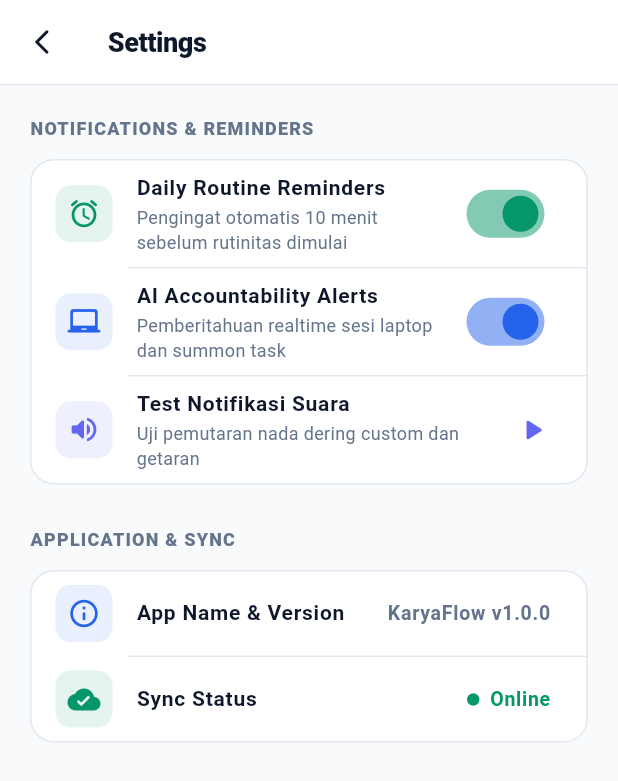
After one commit to FarhanTZ/desk_summon_mobile, a Flutter app: the screen it shows after launch, in the side drawer, after a tap on "Settings", on a phone screen of 412 x 824 dp. The commit adds this screen. Shown: the top 781 px of the screen. Run offline on Flutter 3.47's test engine with Material 3 defaults, Android fonts, the phone set to English and light mode, and no system bars; our stand-ins replace flutter_dotenv, flutter_local_notifications, flutter_markdown, supabase_flutter, timezone; accounts and stored records are empty.

Commit message:
feat(settings): create dedicated SettingsPage, integrate custom notification sounds, and streamline navigation drawer

```diff
--- a/lib/core/services/notification_service.dart
+++ b/lib/core/services/notification_service.dart
@@ -14,11 +14,11 @@ class NotificationService {
   bool _isInitialized = false;
 
   // Channel IDs
-  static const String channelRoutinesId = 'karyaflow_routines';
+  static const String channelRoutinesId = 'karyaflow_routines_v2';
   static const String channelRoutinesName = 'Daily Routine Reminders';
   static const String channelRoutinesDesc = 'Notifications for upcoming daily habits and routines';
 
-  static const String channelAccountabilityId = 'karyaflow_accountability';
+  static const String channelAccountabilityId = 'karyaflow_accountability_v2';
   static const String channelAccountabilityName = 'AI Accountability Alerts';
   static const String channelAccountabilityDesc = 'Realtime alerts for laptop focus sessions and accountability checks';
 
@@ -71,6 +71,7 @@ class NotificationService {
           importance: Importance.max,
           enableVibration: true,
           playSound: true,
+          sound: RawResourceAndroidNotificationSound('karyaflow_chime'),
         );
 
         const AndroidNotificationChannel accountabilityChannel = AndroidNotificationChannel(
@@ -80,6 +81,7 @@ class NotificationService {
           importance: Importance.max,
           enableVibration: true,
           playSound: true,
+          sound: RawResourceAndroidNotificationSound('karyaflow_focus'),
         );
 
         await androidImplementation.createNotificationChannel(routineChannel);
@@ -152,6 +154,9 @@ class NotificationService {
       channelDescription: channelRoutinesDesc,
       importance: Importance.max,
       priority: Priority.high,
+      playSound: true,
+      sound: RawResourceAndroidNotificationSound('karyaflow_chime'),
+      enableVibration: true,
       icon: '@mipmap/launcher_icon',
       category: AndroidNotificationCategory.reminder,
     );
@@ -160,6 +165,7 @@ class NotificationService {
       presentAlert: true,
       presentBadge: true,
       presentSound: true,
+      sound: 'karyaflow_chime.wav',
       categoryIdentifier: 'routine_category',
     );
 
@@ -207,17 +213,25 @@ class NotificationService {
   }
 
   /// Show an instant AI Accountability / Session alert
-  Future<void> showAccountabilityAlert({
+  Future<bool> showAccountabilityAlert({
     required String title,
     required String body,
     String? payload,
   }) async {
+    if (!_isInitialized) {
+      await init();
+    }
+    await requestPermissions();
+
     const androidDetails = AndroidNotificationDetails(
       channelAccountabilityId,
       channelAccountabilityName,
       channelDescription: channelAccountabilityDesc,
       importance: Importance.max,
       priority: Priority.high,
+      playSound: true,
+      sound: RawResourceAndroidNotificationSound('karyaflow_focus'),
+      enableVibration: true,
       icon: '@mipmap/launcher_icon',
       category: AndroidNotificationCategory.status,
     );
@@ -226,6 +240,7 @@ class NotificationService {
       presentAlert: true,
       presentBadge: true,
       presentSound: true,
+      sound: 'karyaflow_focus.wav',
     );
 
     const notificationDetails = NotificationDetails(
@@ -234,6 +249,7 @@ class NotificationService {
     );
 
     final notifId = DateTime.now().millisecondsSinceEpoch % 100000;
+    try {
       await _notificationsPlugin.show(
         notifId,
         title,
@@ -241,14 +257,19 @@ class NotificationService {
         notificationDetails,
         payload: payload,
       );
+      return true;
+    } catch (e) {
+      debugPrint('Error showing instant notification: $e');
+      return false;
+    }
   }
 
   /// Generic instant notification
-  Future<void> showInstantNotification({
+  Future<bool> showInstantNotification({
     required String title,
     required String body,
     String? payload,
   }) async {
-    await showAccountabilityAlert(title: title, body: body, payload: payload);
+    return await showAccountabilityAlert(title: title, body: body, payload: payload);
   }
 }
--- /dev/null
+++ b/lib/features/settings/pages/settings_page.dart
@@ -0,0 +1,233 @@
+import 'package:flutter/material.dart';
+import '../../../core/constants/app_colors.dart';
+import '../../../core/services/notification_service.dart';
+
+class SettingsPage extends StatefulWidget {
+  const SettingsPage({super.key});
+
+  @override
+  State<SettingsPage> createState() => _SettingsPageState();
+}
+
+class _SettingsPageState extends State<SettingsPage> {
+  bool _routineRemindersEnabled = true;
+  bool _accountabilityAlertsEnabled = true;
+
+  @override
+  Widget build(BuildContext context) {
+    return Scaffold(
+      backgroundColor: AppColors.background,
+      appBar: AppBar(
+        backgroundColor: AppColors.surface,
+        elevation: 0,
+        scrolledUnderElevation: 0,
+        leading: IconButton(
+          icon: const Icon(Icons.arrow_back_ios_new_rounded, color: AppColors.titleText, size: 20),
+          onPressed: () => Navigator.pop(context),
+        ),
+        title: const Text(
+          'Settings',
+          style: TextStyle(
+            color: AppColors.titleText,
+            fontSize: 18,
+            fontWeight: FontWeight.w800,
+            letterSpacing: -0.3,
+          ),
+        ),
+        bottom: PreferredSize(
+          preferredSize: const Size.fromHeight(1),
+          child: Container(color: AppColors.border, height: 1),
+        ),
+      ),
+      body: SafeArea(
+        child: ListView(
+          padding: const EdgeInsets.symmetric(horizontal: 20, vertical: 20),
+          physics: const BouncingScrollPhysics(),
+          children: [
+            // Section 1: Notifications
+            const Text(
+              'NOTIFICATIONS & REMINDERS',
+              style: TextStyle(
+                fontSize: 12,
+                fontWeight: FontWeight.w800,
+                color: AppColors.mutedText,
+                letterSpacing: 0.8,
+              ),
+            ),
+            const SizedBox(height: 12),
+            Container(
+              decoration: BoxDecoration(
+                color: AppColors.surface,
+                borderRadius: BorderRadius.circular(16),
+                border: Border.all(color: AppColors.border),
+              ),
+              child: Column(
+                children: [
+                  SwitchListTile(
+                    activeColor: const Color(0xFF059669),
+                    value: _routineRemindersEnabled,
+                    onChanged: (val) {
+                      setState(() => _routineRemindersEnabled = val);
+                      if (!val) {
+                        ScaffoldMessenger.of(context).showSnackBar(
+                          const SnackBar(
+                            content: Text('Pengingat rutinitas dinonaktifkan.'),
+                            behavior: SnackBarBehavior.floating,
+                          ),
+                        );
+                      }
+                    },
+                    secondary: Container(
+                      padding: const EdgeInsets.all(8),
+                      decoration: BoxDecoration(
+                        color: const Color(0xFF059669).withValues(alpha: 0.1),
+                        borderRadius: BorderRadius.circular(10),
+                      ),
+                      child: const Icon(Icons.alarm_rounded, color: Color(0xFF059669), size: 22),
+                    ),
+                    title: const Text(
+                      'Daily Routine Reminders',
+                      style: TextStyle(fontSize: 14, fontWeight: FontWeight.w700, color: AppColors.titleText),
+                    ),
+                    subtitle: const Text(
+                      'Pengingat otomatis 10 menit sebelum rutinitas dimulai',
+                      style: TextStyle(fontSize: 12, color: AppColors.mutedText),
+                    ),
+                  ),
+                  const Divider(height: 1, indent: 64, color: AppColors.border),
+                  SwitchListTile(
+                    activeColor: AppColors.primaryBlue,
+                    value: _accountabilityAlertsEnabled,
+                    onChanged: (val) {
+                      setState(() => _accountabilityAlertsEnabled = val);
+                    },
+                    secondary: Container(
+                      padding: const EdgeInsets.all(8),
+                      decoration: BoxDecoration(
+                        color: AppColors.primaryBlue.withValues(alpha: 0.1),
+                        borderRadius: BorderRadius.circular(10),
+                      ),
+                      child: const Icon(Icons.laptop_chromebook_rounded, color: AppColors.primaryBlue, size: 22),
+                    ),
+                    title: const Text(
+                      'AI Accountability Alerts',
+                      style: TextStyle(fontSize: 14, fontWeight: FontWeight.w700, color: AppColors.titleText),
+                    ),
+                    subtitle: const Text(
+                      'Pemberitahuan realtime sesi laptop dan summon task',
+                      style: TextStyle(fontSize: 12, color: AppColors.mutedText),
+                    ),
+                  ),
+                  const Divider(height: 1, indent: 64, color: AppColors.border),
+                  ListTile(
+                    leading: Container(
+                      padding: const EdgeInsets.all(8),
+                      decoration: BoxDecoration(
+                        color: const Color(0xFF6366F1).withValues(alpha: 0.1),
+                        borderRadius: BorderRadius.circular(10),
+                      ),
+                      child: const Icon(Icons.volume_up_rounded, color: Color(0xFF6366F1), size: 22),
+                    ),
+                    title: const Text(
+                      'Test Notifikasi Suara',
+                      style: TextStyle(fontSize: 14, fontWeight: FontWeight.w700, color: AppColors.titleText),
+                    ),
+                    subtitle: const Text(
+                      'Uji pemutaran nada dering custom dan getaran',
+                      style: TextStyle(fontSize: 12, color: AppColors.mutedText),
+                    ),
+                    trailing: const Icon(Icons.play_arrow_rounded, color: Color(0xFF6366F1), size: 24),
+                    onTap: () async {
+                      final messenger = ScaffoldMessenger.of(context);
+                      final notif = NotificationService();
+                      final success = await notif.showInstantNotification(
+                        title: 'KaryaFlow: Notifikasi Aktif',
+                        body: 'Notifikasi suara dan getar berhasil beroperasi dengan normal.',
+                      );
+                      messenger.showSnackBar(
+                        SnackBar(
+                          content: Text(success ? 'Notifikasi tes berhasil dikirim! Periksa bar notifikasi HP Anda.' : 'Gagal mengirim notifikasi. Pastikan izin notifikasi aktif.'),
+                          behavior: SnackBarBehavior.floating,
+                          backgroundColor: success ? AppColors.titleText : AppColors.dangerRed,
+                        ),
+                      );
+                    },
+                  ),
+                ],
+              ),
+            ),
+
+            const SizedBox(height: 28),
+
+            // Section 2: Application Info
+            const Text(
+              'APPLICATION & SYNC',
+              style: TextStyle(
+                fontSize: 12,
+                fontWeight: FontWeight.w800,
+                color: AppColors.mutedText,
+                letterSpacing: 0.8,
+              ),
+            ),
+            const SizedBox(height: 12),
+            Container(
+              decoration: BoxDecoration(
+                color: AppColors.surface,
+                borderRadius: BorderRadius.circular(16),
+                border: Border.all(color: AppColors.border),
+              ),
+              child: Column(
+                children: [
+                  ListTile(
+                    leading: Container(
+                      padding: const EdgeInsets.all(8),
+                      decoration: BoxDecoration(
+                        color: AppColors.primaryBlue.withValues(alpha: 0.1),
+                        borderRadius: BorderRadius.circular(10),
+                      ),
+                      child: const Icon(Icons.info_outline_rounded, color: AppColors.primaryBlue, size: 22),
+                    ),
+                    title: const Text(
+                      'App Name & Version',
+                      style: TextStyle(fontSize: 14, fontWeight: FontWeight.w700, color: AppColors.titleText),
+                    ),
+                    trailing: const Text(
+                      'KaryaFlow v1.0.0',
+                      style: TextStyle(fontSize: 13, fontWeight: FontWeight.w600, color: AppColors.mutedText),
+                    ),
+                  ),
+                  const Divider(height: 1, indent: 64, color: AppColors.border),
+                  ListTile(
+                    leading: Container(
+                      padding: const EdgeInsets.all(8),
+                      decoration: BoxDecoration(
+                        color: const Color(0xFF059669).withValues(alpha: 0.1),
+                        borderRadius: BorderRadius.circular(10),
+                      ),
+                      child: const Icon(Icons.cloud_done_rounded, color: Color(0xFF059669), size: 22),
+                    ),
+                    title: const Text(
+                      'Sync Status',
+                      style: TextStyle(fontSize: 14, fontWeight: FontWeight.w700, color: AppColors.titleText),
+                    ),
+                    trailing: const Row(
+                      mainAxisSize: MainAxisSize.min,
+                      children: [
+                        Icon(Icons.circle, color: Color(0xFF059669), size: 10),
+                        SizedBox(width: 6),
+                        Text(
+                          'Online',
+                          style: TextStyle(fontSize: 13, fontWeight: FontWeight.w700, color: Color(0xFF059669)),
+                        ),
+                      ],
+                    ),
+                  ),
+                ],
+              ),
+            ),
+          ],
+        ),
+      ),
+    );
+  }
+}
--- a/lib/features/tasks/widgets/custom_nav_drawer.dart
+++ b/lib/features/tasks/widgets/custom_nav_drawer.dart
@@ -1,7 +1,7 @@
 import 'package:flutter/material.dart';
 import '../../../core/constants/app_colors.dart';
-
 import '../../diary/pages/diary_history_page.dart';
+import '../../settings/pages/settings_page.dart';
 
 class CustomNavDrawer extends StatelessWidget {
   final VoidCallback? onResetSession;
@@ -74,9 +74,18 @@ class CustomNavDrawer extends StatelessWidget {
               },
             ),
             ListTile(
-              leading: const Icon(Icons.settings_outlined, color: AppColors.mutedText),
-              title: const Text('Settings & Supabase', style: TextStyle(fontSize: 14)),
-              onTap: () => Navigator.pop(context),
+              leading: const Icon(Icons.settings_outlined, color: AppColors.primaryBlue),
+              title: const Text(
+                'Settings',
+                style: TextStyle(fontWeight: FontWeight.w600, fontSize: 14, color: AppColors.titleText),
+              ),
+              onTap: () {
+                Navigator.pop(context);
+                Navigator.push(
+                  context,
+                  MaterialPageRoute(builder: (context) => const SettingsPage()),
+                );
+              },
             ),
             const Spacer(),
             Padding(
@@ -93,7 +102,7 @@ class CustomNavDrawer extends StatelessWidget {
                   ),
                   const SizedBox(width: 8),
                   const Text(
-                    'Desk Summon v1.0.0',
+                    'KaryaFlow v1.0.0',
                     style: TextStyle(fontSize: 12, color: AppColors.mutedText, fontWeight: FontWeight.w600),
                   ),
                 ],
```
Also changed, not shown: 4 other files. Lines whose indentation alone changed are shown as unchanged.
